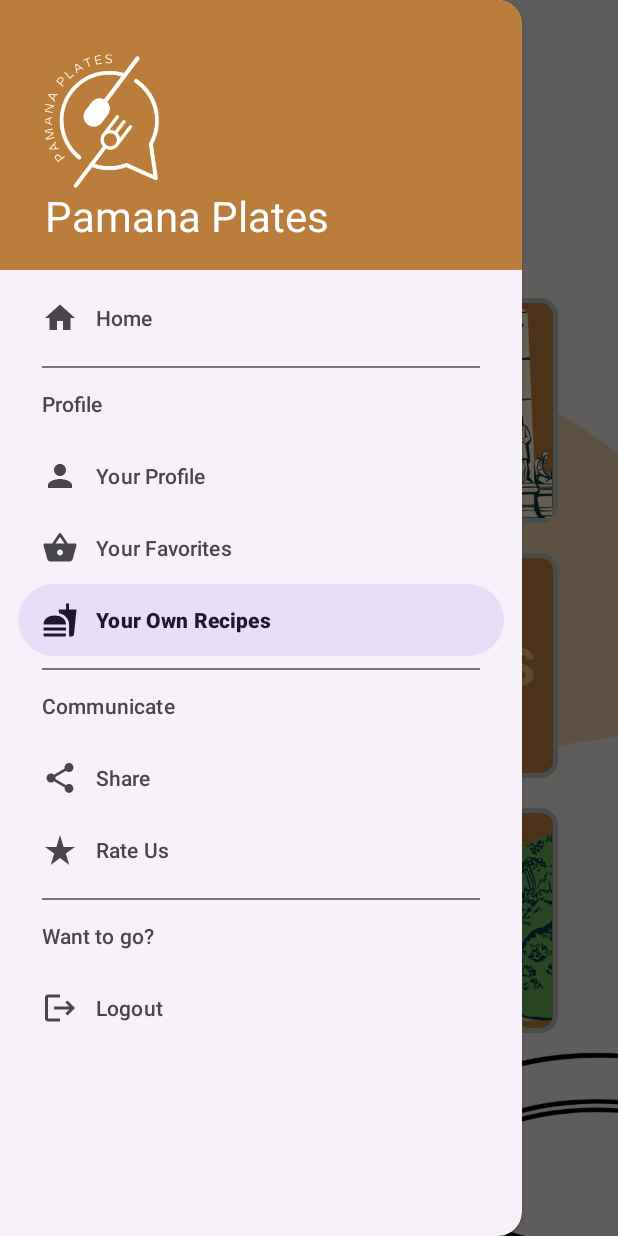
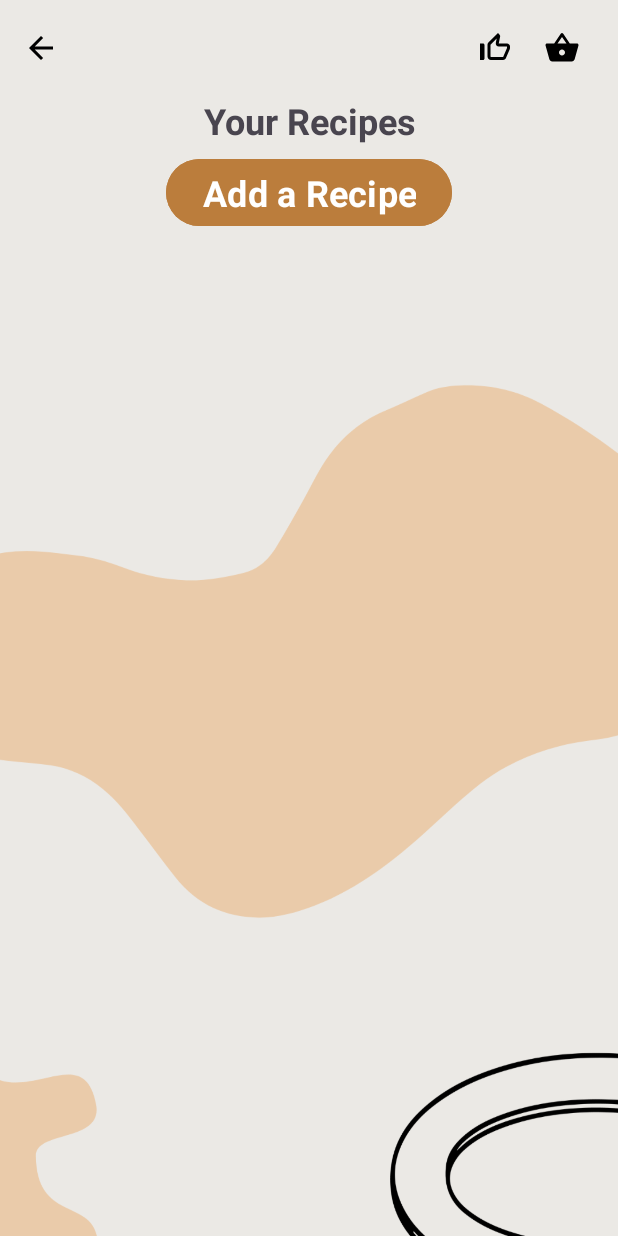
Before and after one commit to peuransiseu/ICS26011_FinalProject, an Android app: the Welcome screen opened directly, with no data from a screen before it, in the side drawer, after a tap on "Your Own Recipes", on a phone screen of 412 x 824 dp. Run offline under Robolectric (Android 15) with nearby library versions, the phone set to English and light mode, and no system bars; Roboto replaces fonts that are not available here.

Commit message:
added user recipe function, fixed listview buttons, tangina nung android studio

```diff
--- a/app/src/main/java/com/example/ics26011_finalproject/Luzon.kt
+++ b/app/src/main/java/com/example/ics26011_finalproject/Luzon.kt
@@ -24,6 +24,7 @@ class Luzon : AppCompatActivity() {
         val rmRecId = Array<String>(rm.size){"0"}
         val rmRecName = Array<String>(rm.size){"null"}
         var index = 0
+
         for(e in rm){
             rmRecId[index] = e.recId.toString()
             rmRecName[index] = e.recName
@@ -45,6 +46,8 @@ class Luzon : AppCompatActivity() {
 //            Toast.makeText(this, "Clicked: $element", Toast.LENGTH_SHORT).show()
         }
 
+
+
 //        val listView = findLayoutById(R.layout.listview_layout)
 //        val openRecipe = listView.findViewById<LinearLayout>(R.id.foodClick)
 //
--- a/app/src/main/java/com/example/ics26011_finalproject/Visayas.kt
+++ b/app/src/main/java/com/example/ics26011_finalproject/Visayas.kt
@@ -27,7 +27,7 @@ class Visayas : AppCompatActivity() {
         val myListAdapter = MyListAdapter(this, rmRecName, rmRecId,island.toLowerCase())
         listview.adapter = myListAdapter
 
-        val back = findViewById<ImageView>(R.id.backBtn2)
+        val back = findViewById<ImageView>(R.id.recipeBackBtn)
         back.setOnClickListener {
             this.finish()
         }
--- a/app/src/main/java/com/example/ics26011_finalproject/Welcome.kt
+++ b/app/src/main/java/com/example/ics26011_finalproject/Welcome.kt
@@ -47,7 +47,12 @@ class Welcome : AppCompatActivity() {
                     Toast.makeText(applicationContext, "Clicked Profile", Toast.LENGTH_SHORT).show()
                 }
                 R.id.nav_liked_recipes -> {
-                    Toast.makeText(applicationContext, "Clicked Liked Recipes", Toast.LENGTH_SHORT).show()
+                    Toast.makeText(applicationContext, "Thank You for Liking!", Toast.LENGTH_SHORT).show()
+                }
+                R.id.nav_own_recipes -> {
+                    val i = Intent(this, UserRecipe::class.java)
+                    startActivity(i)
+                    Toast.makeText(applicationContext, "Clicked Own Recipes", Toast.LENGTH_SHORT).show()
                 }
                 R.id.nav_share -> {
                     Toast.makeText(applicationContext, "Thank you for sharing!!", Toast.LENGTH_SHORT).show()
--- a/app/src/main/res/layout/add_recipe.xml
+++ b/app/src/main/res/layout/add_recipe.xml
@@ -12,7 +12,7 @@
         android:layout_height="?actionBarSize">
 
         <ImageView
-            android:id="@+id/backBtn2"
+            android:id="@+id/backBtn3"
             android:layout_width="wrap_content"
             android:layout_height="wrap_content"
             android:src="@drawable/arrow_back"
--- a/app/src/main/res/layout/recipe_page.xml
+++ b/app/src/main/res/layout/recipe_page.xml
@@ -10,7 +10,7 @@
         android:layout_height="?actionBarSize">
 
         <ImageView
-            android:id="@+id/backBtn2"
+            android:id="@+id/recipeBackBtn"
             android:layout_width="wrap_content"
             android:layout_height="wrap_content"
             android:src="@drawable/arrow_back"
@@ -55,6 +55,7 @@
             android:textSize="26sp"
             android:textStyle="bold"/>
         <ImageView
+            android:id="@+id/tvRecipeImage"
             android:layout_width="350dp"
             android:layout_height="200dp"
             android:src="@drawable/sisigpic"
--- a/app/src/main/res/layout/user_recipes.xml
+++ b/app/src/main/res/layout/user_recipes.xml
@@ -11,7 +11,7 @@
         android:layout_height="?actionBarSize">
 
         <ImageView
-            android:id="@+id/backBtn2"
+            android:id="@+id/recipeBackBtn"
             android:layout_width="wrap_content"
             android:layout_height="wrap_content"
             android:layout_centerVertical="true"
--- a/app/src/main/res/layout/visayaspage.xml
+++ b/app/src/main/res/layout/visayaspage.xml
@@ -15,7 +15,7 @@
             android:layout_height="?actionBarSize">
 
             <ImageView
-                android:id="@+id/backBtn2"
+                android:id="@+id/recipeBackBtn"
                 android:layout_width="wrap_content"
                 android:layout_height="wrap_content"
                 android:src="@drawable/arrow_back"
--- a/app/src/main/res/layout/welcomepage.xml
+++ b/app/src/main/res/layout/welcomepage.xml
@@ -47,7 +47,6 @@
                         android:layout_weight="1"
                         android:text="Name"
                         android:textSize="24sp" />
-
                 </LinearLayout>
 
                 <TextView
```
Also changed, not shown: app/src/main/java/com/example/ics26011_finalproject/MyListAdapter.kt (+10 -0 lines), app/src/main/java/com/example/ics26011_finalproject/RecipeContent.kt (added, +28 -0 lines).
